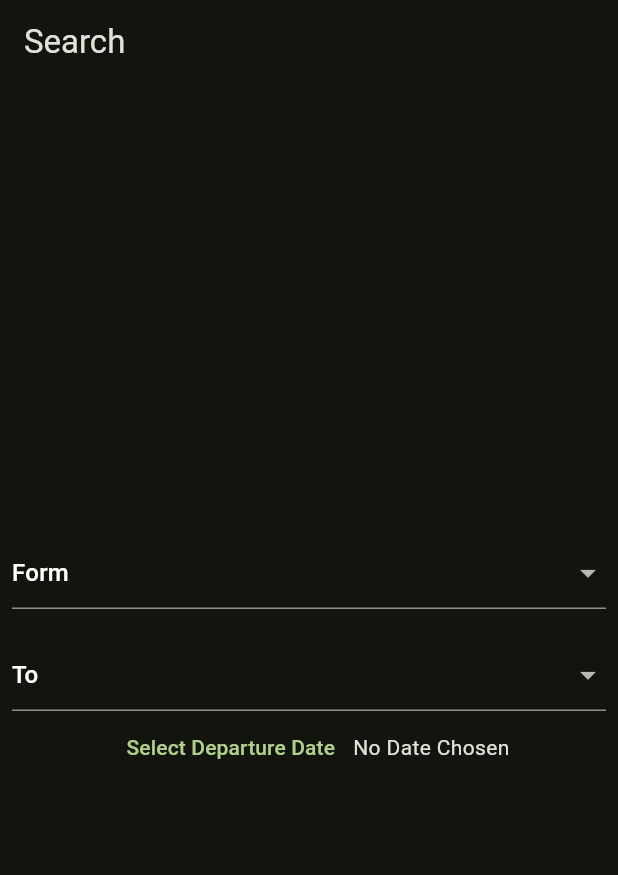
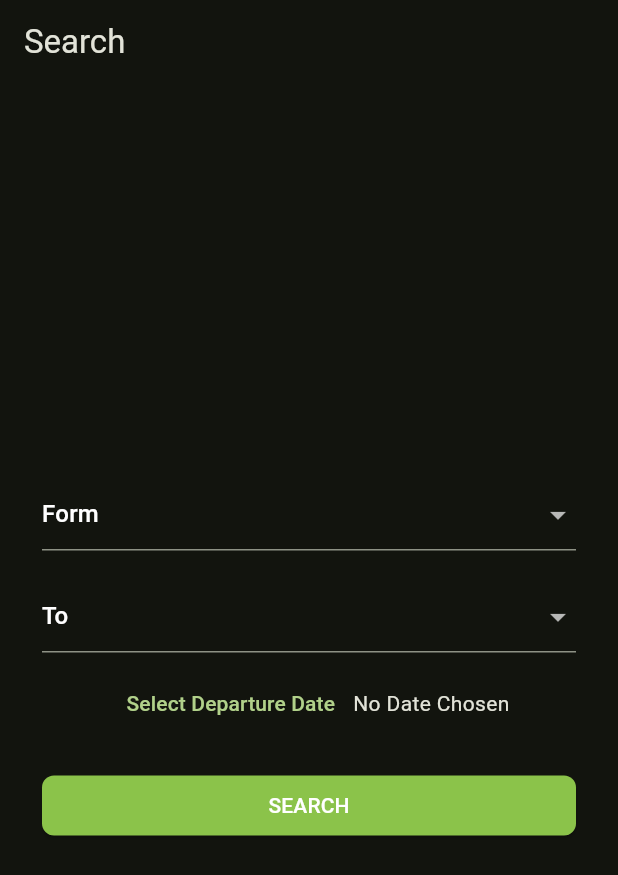
Before and after one commit to Ibrahim-K98han/bus_seat_booking, a Flutter app: the screen it shows after launch, on a phone screen of 412 x 824 dp. Shown: the top 875 px of the screen. Run offline on Flutter 3.47's test engine with Material 3 defaults, Android fonts, the phone set to English and light mode, and no system bars.

Commit message:
add search btn and validation

```diff
--- a/lib/pages/search_page.dart
+++ b/lib/pages/search_page.dart
@@ -1,3 +1,4 @@
+import 'package:bus_reservation_flutter_starter/datasource/temp_db.dart';
 import 'package:bus_reservation_flutter_starter/utils/constants.dart';
 import 'package:bus_reservation_flutter_starter/utils/helper_functions.dart';
 import 'package:flutter/material.dart';
@@ -13,13 +14,18 @@ class _SearchPageState extends State<SearchPage> {
   String? fromCity, toCity;
   DateTime? departureDate;
 
+  final _formKey = GlobalKey<FormState>();
+
   @override
   Widget build(BuildContext context) {
     return Scaffold(
       appBar: AppBar(
         title: const Text('Search'),
       ),
-      body: Form(
+      body: Padding(
+        padding: const EdgeInsets.symmetric(horizontal: 20),
+        child: Form(
+          key: _formKey,
           child: Center(
             child: ListView(
               shrinkWrap: true,
@@ -86,6 +92,7 @@ class _SearchPageState extends State<SearchPage> {
                     toCity = value;
                   },
                 ),
+                const SizedBox(height: 10),
                 Row(
                   mainAxisAlignment: MainAxisAlignment.center,
                   children: [
@@ -99,8 +106,20 @@ class _SearchPageState extends State<SearchPage> {
                           : getFormattedDate(departureDate!),
                     ),
                   ],
-              )
+                ),
+                const SizedBox(height: 20),
+                ElevatedButton(
+                  style: ElevatedButton.styleFrom(
+                      foregroundColor: Colors.white,
+                      backgroundColor: Colors.lightGreen,
+                      shape: RoundedRectangleBorder(
+                        borderRadius: BorderRadius.circular(8),
+                      )),
+                  onPressed: _search,
+                  child: const Text('SEARCH'),
+                ),
               ],
+            ),
           ),
         ),
       ),
@@ -122,4 +141,21 @@ class _SearchPageState extends State<SearchPage> {
       });
     }
   }
+
+  void _search() {
+    if (departureDate == null) {
+      showMsg(context, emptyDateErrMessage);
+      return;
     }
+
+    if (_formKey.currentState!.validate()) {
+      try {
+        final route = TempDB.tableRoute.firstWhere((element) =>
+            element.cityFrom == fromCity && element.cityTo == toCity);
+        showMsg(context, route.routeName);
+      } on StateError catch (error) {
+        showMsg(context, 'No route found');
+      }
+    }
+  }
+}
--- a/lib/utils/constants.dart
+++ b/lib/utils/constants.dart
@@ -20,6 +20,7 @@ const String routeNameAddRoutePage = 'add_route';
 const String routeNameAddSchedulePage = 'add_schedule';
 const String routeNameScheduleListPage = 'schedule_list';
 const String routeNameReservationPage = 'reservation';
+const String emptyDateErrMessage = 'Please select a departure date';
 
 
 const cities = [
```
Also changed, not shown: lib/utils/helper_functions.dart (+10 -1 lines), 4 other files. Lines whose indentation alone changed are shown as unchanged.
